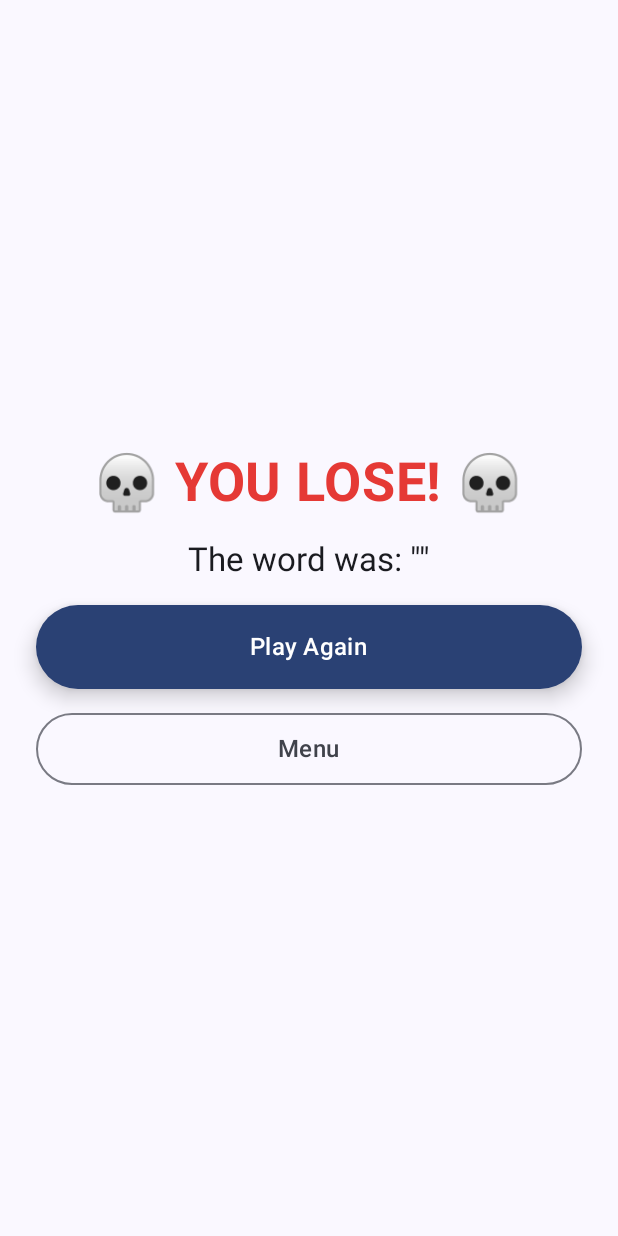
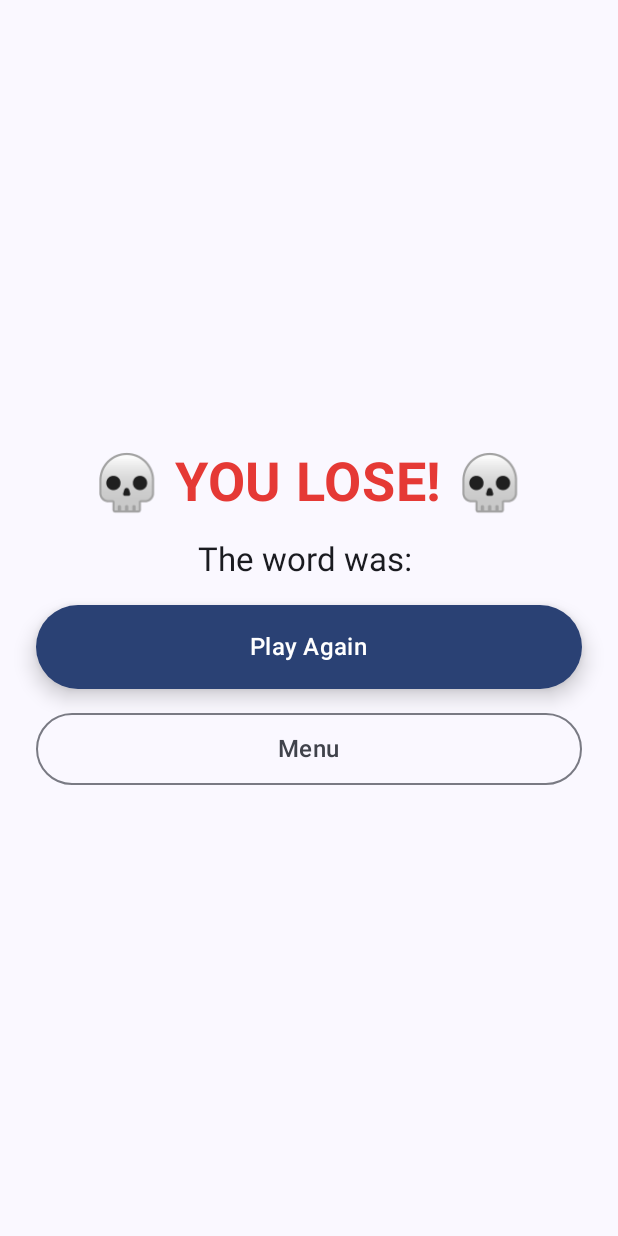
Before and after one commit to Toru2004/GuessingWord, an Android app built with Jetpack Compose: the composable ResultScreen called with empty values, on a phone screen of 412 x 824 dp. Run offline under Robolectric (Android 15) with nearby library versions, the phone set to English and light mode, and no system bars.

Commit message:
improve gameplay

```diff
--- a/app/src/main/java/com/example/guessingword/view/GameScreen.kt
+++ b/app/src/main/java/com/example/guessingword/view/GameScreen.kt
@@ -103,8 +103,8 @@ fun GameScreen(
             onClick = onExit,
             modifier = Modifier
                 .align(Alignment.TopEnd)
-                .padding(16.dp),
-            colors = ButtonDefaults.buttonColors(
+                .padding(WindowInsets.statusBars.asPaddingValues()),
+                    colors = ButtonDefaults.buttonColors(
                 containerColor = MaterialTheme.colorScheme.primary,
                 contentColor = MaterialTheme.colorScheme.onPrimary
             )
--- a/app/src/main/java/com/example/guessingword/view/ResultScreen.kt
+++ b/app/src/main/java/com/example/guessingword/view/ResultScreen.kt
@@ -8,6 +8,10 @@ import androidx.compose.ui.Alignment
 import androidx.compose.ui.Modifier
 import androidx.compose.ui.graphics.Color
 import androidx.compose.ui.platform.LocalContext
+import androidx.compose.ui.text.SpanStyle
+import androidx.compose.ui.text.buildAnnotatedString
+import androidx.compose.ui.text.font.FontWeight
+import androidx.compose.ui.text.withStyle
 import androidx.compose.ui.unit.dp
 import com.example.guessingword.R
 
@@ -46,7 +50,12 @@ fun ResultScreen(
             }
 
             Text(
-                text = "The word was: \"$finalWord\"",
+                text = buildAnnotatedString {
+                    append("The word was: ")
+                    withStyle(style = SpanStyle(fontWeight = FontWeight.Bold)) {
+                        append(finalWord)
+                    }
+                },
                 style = MaterialTheme.typography.titleLarge
             )
 
```
